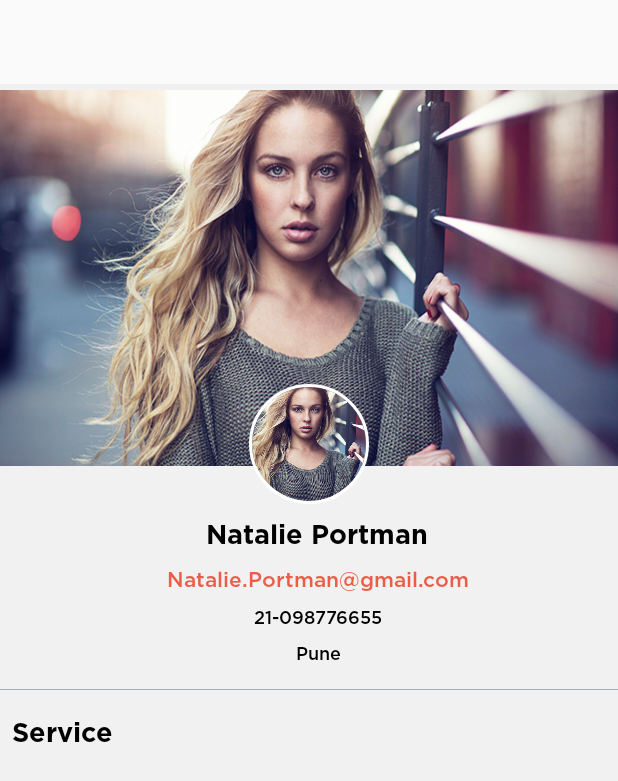
After one commit to poojak92/develop, an Android app: the layout fragment_profile.xml on its own in the app's theme, with its tools: preview values and no code run, on a phone screen of 412 x 824 dp. The commit adds this screen. Shown: the top 781 px of the screen. Run offline under Robolectric (Android 15) with nearby library versions, the phone set to English and light mode, and no system bars.

Commit message:
Partial Done fragment_Profile design

```diff
--- /dev/null
+++ b/app/src/main/java/com/scarlett/Fragment/ProfileFragment.java
@@ -0,0 +1,59 @@
+package com.scarlett.Fragment;
+
+import android.support.v4.app.Fragment;
+import android.widget.ScrollView;
+
+import com.scarlett.Fragment.base.BaseFragment;
+import com.scarlett.R;
+
+import butterknife.BindView;
+
+
+/**
+ * A simple {@link Fragment} subclass.
+ */
+public class ProfileFragment extends BaseFragment {
+    public static String TAG = ProfileFragment.class.getName();
+    String[] Menu = {
+            "My Post",
+            "My Favourite",
+            "Wallet Balance",
+            "Find Creator",
+            "Share",
+            "Logout"
+    };
+
+    int[] Menu_imageId = {
+            R.drawable.ic_post,
+            R.drawable.ic_favourite,
+            R.drawable.ic_wallet,
+            R.drawable.ic_findcreator,
+            R.drawable.ic_share,
+            R.drawable.ic_logout
+    };
+
+
+    public ProfileFragment() {
+        // Required empty public constructor
+    }
+
+    public static ProfileFragment newInstance() {
+        return new ProfileFragment();
+    }
+
+    @Override
+    protected int getRootView() {
+        return R.layout.fragment_dashboard;
+    }
+
+
+    @Override
+    protected void init() {
+
+
+
+
+    }
+
+
+}
--- /dev/null
+++ b/app/src/main/res/layout/fragment_profile.xml
@@ -0,0 +1,244 @@
+<?xml version="1.0" encoding="utf-8"?>
+<android.support.constraint.ConstraintLayout
+    xmlns:android="http://schemas.android.com/apk/res/android"
+    xmlns:app="http://schemas.android.com/apk/res-auto"
+    xmlns:tools="http://schemas.android.com/tools"
+    android:layout_width="match_parent"
+    android:layout_height="match_parent"
+    android:background="@color/colorBackground"
+    android:layout_marginTop="?android:attr/actionBarSize"
+    >
+
+    <android.support.constraint.ConstraintLayout
+        android:layout_width="match_parent"
+        android:layout_height="match_parent"
+        android:background="@color/colorBackground"
+        app:layout_constraintLeft_toLeftOf="parent"
+        app:layout_constraintRight_toRightOf="parent">
+
+        <ImageView
+            android:id="@+id/img_profile"
+            android:layout_width="match_parent"
+            android:layout_height="0dp"
+            android:layout_marginTop="4dp"
+            android:background="@drawable/ic_temp"
+            app:layout_constraintDimensionRatio="h,3:1.83"
+            app:layout_constraintLeft_toLeftOf="parent"
+            app:layout_constraintRight_toRightOf="parent"
+            app:layout_constraintTop_toTopOf="parent"/>
+
+        <de.hdodenhof.circleimageview.CircleImageView
+            android:id="@+id/ic_thumbProfile"
+            android:layout_width="80dp"
+            android:layout_height="80dp"
+            android:layout_marginTop="200dp"
+            android:src="@drawable/ic_temp"
+            app:civ_border_color="#FFFFFF"
+            app:civ_border_width="2dp"
+            app:layout_constraintLeft_toLeftOf="parent"
+            app:layout_constraintRight_toRightOf="parent"
+            app:layout_constraintTop_toTopOf="parent" />
+
+
+
+        <com.scarlett.Ui.CustomeView.CustomTextView
+            android:id="@+id/tv_name"
+            android:layout_width="wrap_content"
+            android:layout_height="wrap_content"
+            android:layout_marginLeft="@dimen/layout_left"
+            android:paddingTop="@dimen/nav_header_vertical_spacing"
+            android:text="Natalie Portman "
+            app:fontType="gotham_bold"
+            android:textAppearance="@style/TextAppearance.AppCompat.Body1"
+            android:textColor="@color/colorblack"
+            android:textSize="@dimen/text_size_18_sp"
+            android:textStyle="bold"
+            app:layout_constraintLeft_toLeftOf="parent"
+            app:layout_constraintRight_toRightOf="parent"
+            app:layout_constraintTop_toBottomOf="@+id/ic_thumbProfile"/>
+
+        <com.scarlett.Ui.CustomeView.CustomTextView
+            android:id="@+id/tv_email"
+            android:layout_width="wrap_content"
+            android:layout_height="wrap_content"
+            android:layout_marginLeft="@dimen/layout_left"
+            android:paddingTop="@dimen/nav_header_vertical_spacing"
+            android:text="Natalie.Portman@gmail.com "
+            app:fontType="gotham_medium"
+            android:textAppearance="@style/TextAppearance.AppCompat.Body1"
+            android:textColor="@color/colorPrimary"
+            android:textSize="@dimen/text_size_14_sp"
+            android:textStyle="bold"
+            app:layout_constraintLeft_toLeftOf="parent"
+            app:layout_constraintRight_toRightOf="parent"
+            app:layout_constraintTop_toBottomOf="@+id/tv_name"/>
+
+        <com.scarlett.Ui.CustomeView.CustomTextView
+            android:id="@+id/tv_mobileno"
+            android:layout_width="wrap_content"
+            android:layout_height="wrap_content"
+            android:layout_marginLeft="@dimen/layout_left"
+            android:paddingTop="@dimen/nav_header_vertical_spacing"
+            android:text="21-098776655 "
+            app:fontType="gotham_medium"
+            android:textAppearance="@style/TextAppearance.AppCompat.Body1"
+            android:textColor="@android:color/background_dark"
+            android:textSize="@dimen/text_size_12_sp"
+            android:textStyle="bold"
+            app:layout_constraintLeft_toLeftOf="parent"
+            app:layout_constraintRight_toRightOf="parent"
+            app:layout_constraintTop_toBottomOf="@+id/tv_email"/>
+
+
+        <com.scarlett.Ui.CustomeView.CustomTextView
+            android:id="@+id/tv_area"
+            android:layout_width="wrap_content"
+            android:layout_height="wrap_content"
+            android:layout_marginLeft="@dimen/layout_left"
+            android:paddingTop="@dimen/nav_header_vertical_spacing"
+            android:text="Pune "
+            app:fontType="gotham_medium"
+            android:textAppearance="@style/TextAppearance.AppCompat.Body1"
+            android:textColor="@android:color/background_dark"
+            android:textSize="@dimen/text_size_12_sp"
+            android:textStyle="bold"
+            app:layout_constraintLeft_toLeftOf="parent"
+            app:layout_constraintRight_toRightOf="parent"
+            app:layout_constraintTop_toBottomOf="@+id/tv_mobileno"/>
+
+
+        <View
+            android:id="@+id/view"
+            android:layout_width="match_parent"
+            android:layout_height="0.1dp"
+            android:background="@color/hint_color"
+            app:layout_constraintTop_toBottomOf="@+id/tv_area"
+            app:layout_constraintLeft_toLeftOf="parent"
+            app:layout_constraintRight_toRightOf="parent"
+            android:layout_marginTop="@dimen/layout_top"></View>
+
+        <com.scarlett.Ui.CustomeView.CustomTextView
+            android:id="@+id/tv_Service"
+            android:layout_width="wrap_content"
+            android:layout_height="wrap_content"
+            android:layout_marginLeft="@dimen/text_left"
+            android:text="Service"
+            android:textColor="@android:color/black"
+            android:textSize="@dimen/text_size_18_sp"
+            app:fontType="gotham_bold"
+            android:layout_marginTop="@dimen/layout_top"
+            app:layout_constraintLeft_toLeftOf="parent"
+            app:layout_constraintTop_toBottomOf="@+id/view" />
+
+
+      <!--  <android.support.constraint.ConstraintLayout
+            android:id="@+id/clinfo"
+            android:layout_width="match_parent"
+            android:layout_height="0dp"
+            app:layout_constraintDimensionRatio="h,2:0.5"
+            app:layout_constraintLeft_toLeftOf="parent"
+            app:layout_constraintRight_toRightOf="parent"
+            app:layout_constraintTop_toBottomOf="@id/tv_Service">
+
+            <android.support.constraint.ConstraintLayout
+                android:id="@+id/clPost"
+                android:layout_width="wrap_content"
+                android:layout_height="wrap_content"
+                app:layout_constraintBottom_toBottomOf="parent"
+                app:layout_constraintEnd_toStartOf="@+id/clfv"
+                app:layout_constraintHorizontal_bias="0.5"
+                app:layout_constraintStart_toStartOf="parent"
+                app:layout_constraintTop_toTopOf="parent">
+
+                <ImageView
+                    android:id="@+id/imgPost"
+                    style="@style/image_attribute"
+                    android:src="@drawable/ic_post"
+                    app:layout_constraintLeft_toLeftOf="parent"
+                    app:layout_constraintRight_toRightOf="parent"
+                    app:layout_constraintTop_toTopOf="parent" />
+
+                <com.scarlett.Ui.CustomeView.CustomTextView
+                    android:layout_width="wrap_content"
+                    android:layout_height="wrap_content"
+                    android:layout_marginLeft="@dimen/text_left"
+                    android:text="My Post"
+                    android:textColor="@android:color/black"
+                    android:textSize="@dimen/text_size_14_sp"
+                    app:fontType="gotham_book"
+                    app:layout_constraintLeft_toLeftOf="parent"
+                    app:layout_constraintTop_toBottomOf="@+id/imgPost" />
+
+
+            </android.support.constraint.ConstraintLayout>
+
+            <android.support.constraint.ConstraintLayout
+                android:id="@+id/clfv"
+                android:layout_width="wrap_content"
+                android:layout_height="wrap_content"
+                app:layout_constraintRight_toRightOf="parent"
+                app:layout_constraintBottom_toBottomOf="parent"
+                app:layout_constraintEnd_toStartOf="@+id/clwallet"
+                app:layout_constraintHorizontal_bias="0.5"
+                app:layout_constraintStart_toEndOf="@+id/clPost"
+                app:layout_constraintTop_toTopOf="parent">
+
+                <ImageView
+                    android:id="@+id/imgfv"
+                    style="@style/image_attribute"
+                    android:src="@drawable/ic_favourite"
+                    app:layout_constraintLeft_toLeftOf="parent"
+                    app:layout_constraintRight_toRightOf="parent"
+                    app:layout_constraintTop_toTopOf="parent" />
+
+                <com.scarlett.Ui.CustomeView.CustomTextView
+                    android:layout_width="wrap_content"
+                    android:layout_height="wrap_content"
+                    android:layout_marginLeft="@dimen/text_left"
+                    android:text="My Favourite"
+                    android:textColor="@android:color/black"
+                    android:textSize="@dimen/text_size_14_sp"
+                    app:fontType="gotham_book"
+                    app:layout_constraintLeft_toLeftOf="parent"
+                    app:layout_constraintTop_toBottomOf="@+id/imgfv" />
+
+            </android.support.constraint.ConstraintLayout>
+
+
+            <android.support.constraint.ConstraintLayout
+                android:id="@+id/clwallet"
+                android:layout_width="wrap_content"
+                android:layout_height="wrap_content"
+                app:layout_constraintBottom_toBottomOf="parent"
+                app:layout_constraintEnd_toEndOf="parent"
+                app:layout_constraintHorizontal_bias="0.5"
+                app:layout_constraintStart_toEndOf="@+id/clfv"
+                app:layout_constraintTop_toTopOf="parent">
+
+                <ImageView
+                    android:id="@+id/imgwallet"
+                    style="@style/image_attribute"
+                    android:src="@drawable/ic_wallet"
+                    app:layout_constraintLeft_toLeftOf="parent"
+                    app:layout_constraintRight_toRightOf="parent"
+                    app:layout_constraintTop_toTopOf="parent" />
+
+                <com.scarlett.Ui.CustomeView.CustomTextView
+                    android:layout_width="wrap_content"
+                    android:layout_height="wrap_content"
+                    android:layout_marginLeft="@dimen/text_left"
+                    android:text="Wallet Balance"
+                    android:textColor="@android:color/black"
+                    android:textSize="@dimen/text_size_14_sp"
+                    app:fontType="gotham_book"
+                    app:layout_constraintLeft_toLeftOf="parent"
+                    app:layout_constraintTop_toBottomOf="@+id/imgwallet" />
+
+            </android.support.constraint.ConstraintLayout>
+
+
+        </android.support.constraint.ConstraintLayout>
+-->
+
+    </android.support.constraint.ConstraintLayout>
+    </android.support.constraint.ConstraintLayout>
--- a/app/src/main/res/values-hdpi/dimens.xml
+++ b/app/src/main/res/values-hdpi/dimens.xml
@@ -32,4 +32,5 @@
     <dimen name="img_width_home">30dp</dimen>
     <dimen name="img_height_home">30dp</dimen>
     <dimen name="text_size_bottom_bar">16sp</dimen>
+    <dimen name="text_size_12_sp">12sp</dimen>
 </resources>
--- a/app/src/main/res/values-mdpi/dimens.xml
+++ b/app/src/main/res/values-mdpi/dimens.xml
@@ -25,4 +25,5 @@
     <dimen name="img_width_home">30dp</dimen>
     <dimen name="img_height_home">30dp</dimen>
     <dimen name="text_size_bottom_bar">16sp</dimen>
+    <dimen name="text_size_12_sp">12sp</dimen>
 </resources>
--- a/app/src/main/res/values-sw400dp/dimens.xml
+++ b/app/src/main/res/values-sw400dp/dimens.xml
@@ -25,4 +25,5 @@
     <dimen name="img_width_home">30dp</dimen>
     <dimen name="img_height_home">30dp</dimen>
     <dimen name="text_size_bottom_bar">16sp</dimen>
+    <dimen name="text_size_12_sp">12sp</dimen>
 </resources>
--- a/app/src/main/res/values-sw420dp/dimens.xml
+++ b/app/src/main/res/values-sw420dp/dimens.xml
@@ -24,4 +24,5 @@
     <dimen name="img_width_home">30dp</dimen>
     <dimen name="img_height_home">30dp</dimen>
     <dimen name="text_size_bottom_bar">16sp</dimen>
+    <dimen name="text_size_12_sp">12sp</dimen>
 </resources>
--- a/app/src/main/res/values-xhdpi/dimens.xml
+++ b/app/src/main/res/values-xhdpi/dimens.xml
@@ -31,4 +31,5 @@
     <dimen name="img_width_home">30dp</dimen>
     <dimen name="img_height_home">30dp</dimen>
     <dimen name="text_size_bottom_bar">16sp</dimen>
+    <dimen name="text_size_12_sp">12sp</dimen>
 </resources>
--- a/app/src/main/res/values-xxhdpi/dimens.xml
+++ b/app/src/main/res/values-xxhdpi/dimens.xml
@@ -33,4 +33,5 @@
     <dimen name="img_width_home">30dp</dimen>
     <dimen name="img_height_home">30dp</dimen>
     <dimen name="text_size_bottom_bar">16sp</dimen>
+    <dimen name="text_size_12_sp">12sp</dimen>
 </resources>
--- a/app/src/main/res/values-xxxhdpi/dimens.xml
+++ b/app/src/main/res/values-xxxhdpi/dimens.xml
@@ -33,4 +33,5 @@
     <dimen name="img_width_home">30dp</dimen>
     <dimen name="img_height_home">30dp</dimen>
     <dimen name="text_size_bottom_bar">16sp</dimen>
+    <dimen name="text_size_12_sp">12sp</dimen>
 </resources>
--- a/app/src/main/res/values/dimens.xml
+++ b/app/src/main/res/values/dimens.xml
@@ -41,5 +41,6 @@
     <dimen name="img_width_home">30dp</dimen>
     <dimen name="img_height_home">30dp</dimen>
     <dimen name="text_size_bottom_bar">16sp</dimen>
+    <dimen name="text_size_12_sp">12sp</dimen>
 
 </resources>
```
